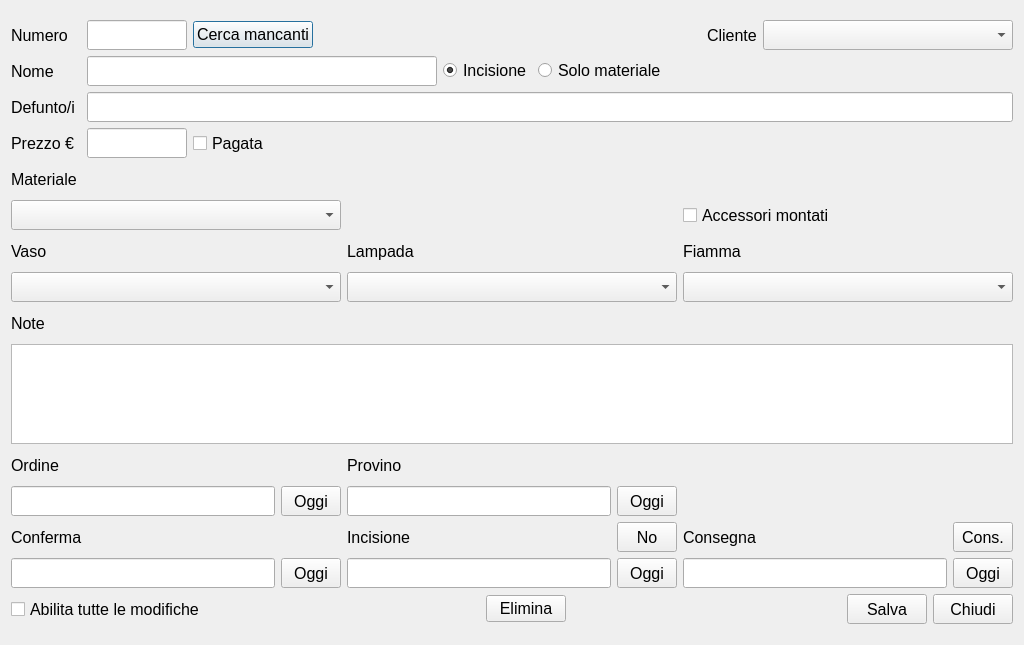
Old version of the form Tomb.ui in the repository LuigiCaradonna/funeraria.
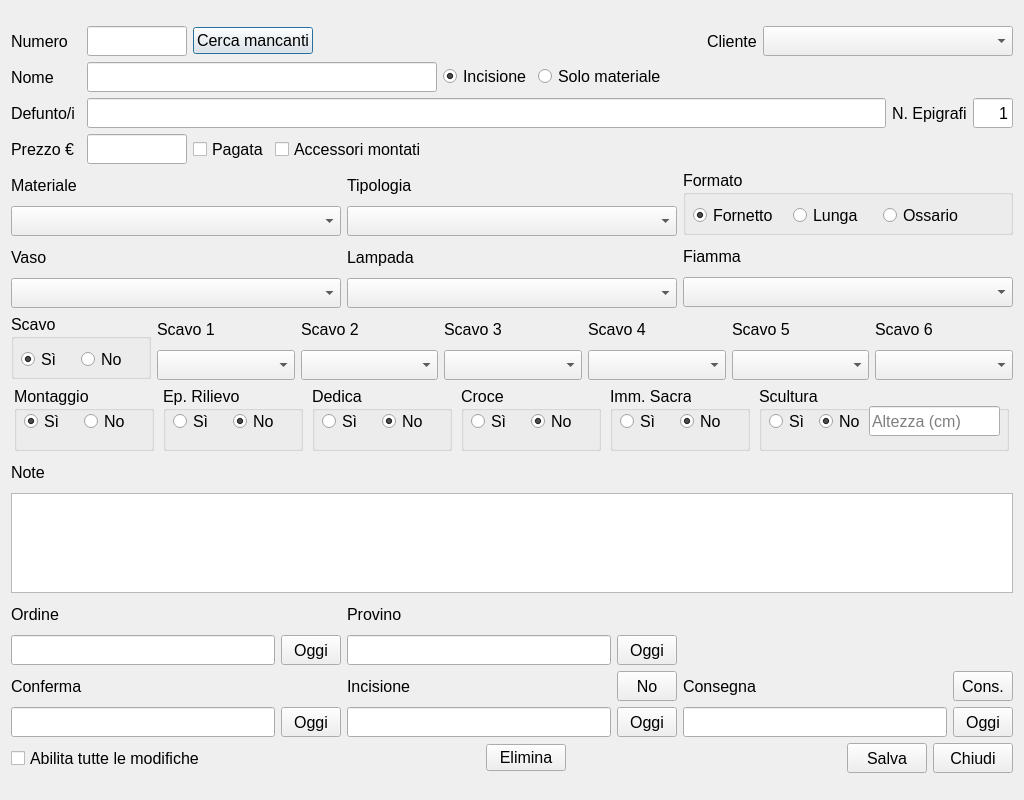
New version of the form.

Commit message: Added fields to the tomb UI

Diff of the .ui file:
```diff
--- a/Tomb.ui
+++ b/Tomb.ui
@@ -7,19 +7,19 @@
     <x>0</x>
     <y>0</y>
     <width>1024</width>
-    <height>645</height>
+    <height>800</height>
    </rect>
   </property>
   <property name="minimumSize">
    <size>
     <width>1024</width>
-    <height>645</height>
+    <height>800</height>
    </size>
   </property>
   <property name="maximumSize">
    <size>
     <width>1024</width>
-    <height>645</height>
+    <height>800</height>
    </size>
   </property>
   <property name="windowTitle">
@@ -289,6 +289,45 @@
          </property>
         </widget>
        </item>
+       <item>
+        <widget class="QLabel" name="lblDeceasedAmount">
+         <property name="font">
+          <font>
+           <pointsize>12</pointsize>
+          </font>
+         </property>
+         <property name="text">
+          <string>N. Epigrafi</string>
+         </property>
+        </widget>
+       </item>
+       <item>
+        <widget class="QLineEdit" name="leDeceasedAmount">
+         <property name="minimumSize">
+          <size>
+           <width>0</width>
+           <height>30</height>
+          </size>
+         </property>
+         <property name="maximumSize">
+          <size>
+           <width>40</width>
+           <height>30</height>
+          </size>
+         </property>
+         <property name="font">
+          <font>
+           <pointsize>12</pointsize>
+          </font>
+         </property>
+         <property name="text">
+          <string>1</string>
+         </property>
+         <property name="alignment">
+          <set>Qt::AlignmentFlag::AlignRight|Qt::AlignmentFlag::AlignTrailing|Qt::AlignmentFlag::AlignVCenter</set>
+         </property>
+        </widget>
+       </item>
       </layout>
      </item>
      <item>
@@ -362,6 +401,30 @@
          </property>
         </widget>
        </item>
+       <item>
+        <widget class="QCheckBox" name="chbAccessoriesMounted">
+         <property name="minimumSize">
+          <size>
+           <width>0</width>
+           <height>30</height>
+          </size>
+         </property>
+         <property name="maximumSize">
+          <size>
+           <width>16777215</width>
+           <height>30</height>
+          </size>
+         </property>
+         <property name="font">
+          <font>
+           <pointsize>12</pointsize>
+          </font>
+         </property>
+         <property name="text">
+          <string>Accessori montati</string>
+         </property>
+        </widget>
+       </item>
        <item>
         <spacer name="horizontalSpacer_3">
          <property name="orientation">
@@ -385,13 +448,13 @@
           <widget class="QLabel" name="lblMaterial">
            <property name="minimumSize">
             <size>
-             <width>80</width>
+             <width>70</width>
              <height>30</height>
             </size>
            </property>
            <property name="maximumSize">
             <size>
-             <width>16777215</width>
+             <width>70</width>
              <height>30</height>
             </size>
            </property>
@@ -430,13 +493,13 @@
           <widget class="QLabel" name="lblvase">
            <property name="minimumSize">
             <size>
-             <width>80</width>
+             <width>70</width>
              <height>30</height>
             </size>
            </property>
            <property name="maximumSize">
             <size>
-             <width>16777215</width>
+             <width>70</width>
              <height>30</height>
             </size>
            </property>
@@ -479,37 +542,38 @@
           <widget class="QLabel" name="lblSp1">
            <property name="minimumSize">
             <size>
-             <width>0</width>
+             <width>70</width>
              <height>30</height>
             </size>
            </property>
            <property name="maximumSize">
             <size>
-             <width>16777215</width>
+             <width>70</width>
              <height>30</height>
             </size>
            </property>
+           <property name="font">
+            <font>
+             <pointsize>12</pointsize>
+            </font>
+           </property>
            <property name="text">
-            <string/>
+            <string>Tipologia</string>
            </property>
           </widget>
          </item>
          <item>
-          <widget class="QLabel" name="lblSp2">
+          <widget class="QComboBox" name="cbType">
            <property name="minimumSize">
             <size>
              <width>0</width>
              <height>30</height>
             </size>
            </property>
-           <property name="maximumSize">
-            <size>
-             <width>16777215</width>
-             <height>30</height>
-            </size>
-           </property>
-           <property name="text">
-            <string/>
+           <property name="font">
+            <font>
+             <pointsize>12</pointsize>
+            </font>
            </property>
           </widget>
          </item>
@@ -517,13 +581,13 @@
           <widget class="QLabel" name="lblLamp">
            <property name="minimumSize">
             <size>
-             <width>80</width>
+             <width>70</width>
              <height>30</height>
             </size>
            </property>
            <property name="maximumSize">
             <size>
-             <width>16777215</width>
+             <width>70</width>
              <height>30</height>
             </size>
            </property>
@@ -563,36 +627,17 @@
        <item>
         <layout class="QVBoxLayout" name="verticalLayout_5">
          <item>
-          <widget class="QLabel" name="lblSp3">
+          <widget class="QGroupBox" name="contFormat">
            <property name="minimumSize">
             <size>
              <width>0</width>
-             <height>30</height>
+             <height>65</height>
             </size>
            </property>
            <property name="maximumSize">
             <size>
              <width>16777215</width>
-             <height>30</height>
-            </size>
-           </property>
-           <property name="text">
-            <string/>
-           </property>
-          </widget>
-         </item>
-         <item>
-          <widget class="QCheckBox" name="chbAccessoriesMounted">
-           <property name="minimumSize">
-            <size>
-             <width>0</width>
-             <height>30</height>
-            </size>
-           </property>
-           <property name="maximumSize">
-            <size>
-             <width>16777215</width>
-             <height>30</height>
+             <height>65</height>
             </size>
            </property>
            <property name="font">
@@ -600,22 +645,100 @@
              <pointsize>12</pointsize>
             </font>
            </property>
-           <property name="text">
-            <string>Accessori montati</string>
+           <property name="title">
+            <string>Formato</string>
            </property>
+           <widget class="QRadioButton" name="rbNormal">
+            <property name="geometry">
+             <rect>
+              <x>10</x>
+              <y>30</y>
+              <width>89</width>
+              <height>30</height>
+             </rect>
+            </property>
+            <property name="minimumSize">
+             <size>
+              <width>0</width>
+              <height>30</height>
+             </size>
+            </property>
+            <property name="maximumSize">
+             <size>
+              <width>16777215</width>
+              <height>30</height>
+             </size>
+            </property>
+            <property name="text">
+             <string>Fornetto</string>
+            </property>
+            <property name="checked">
+             <bool>true</bool>
+            </property>
+           </widget>
+           <widget class="QRadioButton" name="rbLong">
+            <property name="geometry">
+             <rect>
+              <x>110</x>
+              <y>30</y>
+              <width>71</width>
+              <height>30</height>
+             </rect>
+            </property>
+            <property name="minimumSize">
+             <size>
+              <width>0</width>
+              <height>30</height>
+             </size>
+            </property>
+            <property name="maximumSize">
+             <size>
+              <width>16777215</width>
+              <height>30</height>
+             </size>
+            </property>
+            <property name="text">
+             <string>Lunga</string>
+            </property>
+           </widget>
+           <widget class="QRadioButton" name="rbOssuary">
+            <property name="geometry">
+             <rect>
+              <x>200</x>
+              <y>30</y>
+              <width>89</width>
+              <height>30</height>
+             </rect>
+            </property>
+            <property name="minimumSize">
+             <size>
+              <width>0</width>
+              <height>30</height>
+             </size>
+            </property>
+            <property name="maximumSize">
+             <size>
+              <width>16777215</width>
+              <height>30</height>
+             </size>
+            </property>
+            <property name="text">
+             <string>Ossario</string>
+            </property>
+           </widget>
           </widget>
          </item>
          <item>
           <widget class="QLabel" name="lblFlame">
            <property name="minimumSize">
             <size>
-             <width>80</width>
+             <width>70</width>
              <height>30</height>
             </size>
            </property>
            <property name="maximumSize">
             <size>
-             <width>16777215</width>
+             <width>70</width>
              <height>30</height>
             </size>
            </property>
@@ -648,6 +771,811 @@
        </item>
       </layout>
      </item>
+     <item>
+      <layout class="QHBoxLayout" name="contPit">
+       <item>
+        <layout class="QHBoxLayout" name="contPitYesNo">
+         <item>
+          <widget class="QGroupBox" name="gbPitYesNo">
+           <property name="minimumSize">
+            <size>
+             <width>140</width>
+             <height>65</height>
+            </size>
+           </property>
+           <property name="maximumSize">
+            <size>
+             <width>140</width>
+             <height>65</height>
+            </size>
+           </property>
+           <property name="font">
+            <font>
+             <pointsize>12</pointsize>
+            </font>
+           </property>
+           <property name="title">
+            <string>Scavo</string>
+           </property>
+           <widget class="QRadioButton" name="rbPitYes">
+            <property name="geometry">
+             <rect>
+              <x>10</x>
+              <y>30</y>
+              <width>41</width>
+              <height>30</height>
+             </rect>
+            </property>
+            <property name="minimumSize">
+             <size>
+              <width>0</width>
+              <height>30</height>
+             </size>
+            </property>
+            <property name="maximumSize">
+             <size>
+              <width>16777215</width>
+              <height>30</height>
+             </size>
+            </property>
+            <property name="text">
+             <string>Sì</string>
+            </property>
+            <property name="checked">
+             <bool>true</bool>
+            </property>
+           </widget>
+           <widget class="QRadioButton" name="rbPitNo">
+            <property name="geometry">
+             <rect>
+              <x>70</x>
+              <y>30</y>
+              <width>61</width>
+              <height>30</height>
+             </rect>
+            </property>
+            <property name="minimumSize">
+             <size>
+              <width>0</width>
+              <height>30</height>
+             </size>
+            </property>
+            <property name="maximumSize">
+             <size>
+              <width>16777215</width>
+              <height>30</height>
+             </size>
+            </property>
+            <property name="text">
+             <string>No</string>
+            </property>
+           </widget>
+          </widget>
+         </item>
+        </layout>
+       </item>
+       <item>
+        <layout class="QVBoxLayout" name="contPitOne">
+         <item>
+          <widget class="QLabel" name="lblPitOne">
+           <property name="minimumSize">
+            <size>
+             <width>0</width>
+             <height>30</height>
+            </size>
+           </property>
+           <property name="maximumSize">
+            <size>
+             <width>16777215</width>
+             <height>30</height>
+            </size>
+           </property>
+           <property name="font">
+            <font>
+             <pointsize>12</pointsize>
+            </font>
+           </property>
+           <property name="text">
+            <string>Scavo 1</string>
+           </property>
+          </widget>
+         </item>
+         <item>
+          <widget class="QComboBox" name="cbPitOne">
+           <property name="minimumSize">
+            <size>
+             <width>0</width>
+             <height>30</height>
+            </size>
+           </property>
+           <property name="maximumSize">
+            <size>
+             <width>16777215</width>
+             <height>30</height>
+            </size>
+           </property>
+           <property name="font">
+            <font>
+             <pointsize>12</pointsize>
+            </font>
+           </property>
+          </widget>
+         </item>
+        </layout>
+       </item>
+       <item>
+        <layout class="QVBoxLayout" name="contPitTwo">
+         <item>
+          <widget class="QLabel" name="lblPitTwo">
+           <property name="minimumSize">
+            <size>
+             <width>0</width>
+             <height>30</height>
+            </size>
+           </property>
+           <property name="maximumSize">
+            <size>
+             <width>16777215</width>
+             <height>30</height>
+            </size>
+           </property>
+           <property name="font">
+            <font>
+             <pointsize>12</pointsize>
+            </font>
+           </property>
+           <property name="text">
+            <string>Scavo 2</string>
+           </property>
+          </widget>
+         </item>
+         <item>
+          <widget class="QComboBox" name="cbPitTwo">
+           <property name="minimumSize">
+            <size>
+             <width>0</width>
+             <height>30</height>
+            </size>
+           </property>
+           <property name="maximumSize">
+            <size>
+             <width>16777215</width>
+             <height>30</height>
+            </size>
+           </property>
+           <property name="font">
+            <font>
+             <pointsize>12</pointsize>
+            </font>
+           </property>
+          </widget>
+         </item>
+        </layout>
+       </item>
+       <item>
+        <layout class="QVBoxLayout" name="contPitThree">
+         <item>
+          <widget class="QLabel" name="lblPitThree">
+           <property name="minimumSize">
+            <size>
+             <width>0</width>
+             <height>30</height>
+            </size>
+           </property>
+           <property name="maximumSize">
+            <size>
+             <width>16777215</width>
+             <height>30</height>
+            </size>
+           </property>
+           <property name="font">
+            <font>
+             <pointsize>12</pointsize>
+            </font>
+           </property>
+           <property name="text">
+            <string>Scavo 3</string>
+           </property>
+          </widget>
+         </item>
+         <item>
+          <widget class="QComboBox" name="cbPitThree">
+           <property name="minimumSize">
+            <size>
+             <width>0</width>
+             <height>30</height>
+            </size>
+           </property>
+           <property name="maximumSize">
+            <size>
+             <width>16777215</width>
+             <height>30</height>
+            </size>
+           </property>
+           <property name="font">
+            <font>
+             <pointsize>12</pointsize>
+            </font>
+           </property>
+          </widget>
+         </item>
+        </layout>
+       </item>
+       <item>
+        <layout class="QVBoxLayout" name="contPitFour">
+         <item>
+          <widget class="QLabel" name="lblPitFour">
+           <property name="minimumSize">
+            <size>
+             <width>0</width>
+             <height>30</height>
+            </size>
+           </property>
+           <property name="maximumSize">
+            <size>
+             <width>16777215</width>
+             <height>30</height>
+            </size>
+           </property>
+           <property name="font">
+            <font>
+             <pointsize>12</pointsize>
+            </font>
+           </property>
+           <property name="text">
+            <string>Scavo 4</string>
+           </property>
+          </widget>
+         </item>
+         <item>
+          <widget class="QComboBox" name="cbPitFour">
+           <property name="minimumSize">
+            <size>
+             <width>0</width>
+             <height>30</height>
+            </size>
+           </property>
+           <property name="maximumSize">
+            <size>
+             <width>16777215</width>
+             <height>30</height>
+            </size>
+           </property>
+           <property name="font">
+            <font>
+             <pointsize>12</pointsize>
+            </font>
+           </property>
+          </widget>
+         </item>
+        </layout>
+       </item>
+       <item>
+        <layout class="QVBoxLayout" name="contPitFive">
+         <item>
+          <widget class="QLabel" name="lblPitFive">
+           <property name="minimumSize">
+            <size>
+             <width>0</width>
+             <height>30</height>
+            </size>
+           </property>
+           <property name="maximumSize">
+            <size>
+             <width>16777215</width>
+             <height>30</height>
+            </size>
+           </property>
+           <property name="font">
+            <font>
+             <pointsize>12</pointsize>
+            </font>
+           </property>
+           <property name="text">
+            <string>Scavo 5</string>
+           </property>
+          </widget>
+         </item>
+         <item>
+          <widget class="QComboBox" name="cbPitFive">
+           <property name="minimumSize">
+            <size>
+             <width>0</width>
+             <height>30</height>
+            </size>
+           </property>
+           <property name="maximumSize">
+            <size>
+             <width>16777215</width>
+             <height>30</height>
+            </size>
+           </property>
+           <property name="font">
+            <font>
+             <pointsize>12</pointsize>
+            </font>
+           </property>
+          </widget>
+         </item>
+        </layout>
+       </item>
+       <item>
+        <layout class="QVBoxLayout" name="contPitSix">
+         <item>
+          <widget class="QLabel" name="lblPitSix">
+           <property name="minimumSize">
+            <size>
+             <width>0</width>
+             <height>30</height>
+            </size>
+           </property>
+           <property name="maximumSize">
+            <size>
+             <width>16777215</width>
+             <height>30</height>
+            </size>
+           </property>
+           <property name="font">
+            <font>
+             <pointsize>12</pointsize>
+            </font>
+           </property>
+           <property name="text">
+            <string>Scavo 6</string>
+           </property>
+          </widget>
+         </item>
+         <item>
+          <widget class="QComboBox" name="cbPitSix">
+           <property name="minimumSize">
+            <size>
+             <width>0</width>
+             <height>30</height>
+            </size>
+           </property>
+           <property name="maximumSize">
+            <size>
+             <width>16777215</width>
+             <height>30</height>
+            </size>
+           </property>
+           <property name="font">
+            <font>
+             <pointsize>12</pointsize>
+            </font>
+           </property>
+          </widget>
+         </item>
+        </layout>
+       </item>
+      </layout>
+     </item>
+     <item>
+      <layout class="QHBoxLayout" name="YesNoFirstRow">
+       <item>
+        <widget class="QGroupBox" name="contMountYesNo">
+         <property name="minimumSize">
+          <size>
+           <width>140</width>
+           <height>0</height>
+          </size>
+         </property>
+         <property name="maximumSize">
+          <size>
+           <width>140</width>
+           <height>65</height>
+          </size>
+         </property>
+         <property name="font">
+          <font>
+           <pointsize>12</pointsize>
+          </font>
+         </property>
+         <property name="title">
+          <string>Montaggio</string>
+         </property>
+         <widget class="QRadioButton" name="rbMountYes">
+          <property name="geometry">
+           <rect>
+            <x>10</x>
+            <y>20</y>
+            <width>41</width>
+            <height>30</height>
+           </rect>
+          </property>
+          <property name="minimumSize">
+           <size>
+            <width>0</width>
+            <height>30</height>
+           </size>
+          </property>
+          <property name="font">
+           <font>
+            <pointsize>12</pointsize>
+           </font>
+          </property>
+          <property name="text">
+           <string>Sì</string>
+          </property>
+          <property name="checked">
+           <bool>true</bool>
+          </property>
+         </widget>
+         <widget class="QRadioButton" name="rbMountNo">
+          <property name="geometry">
+           <rect>
+            <x>70</x>
+            <y>20</y>
+            <width>51</width>
+            <height>30</height>
+           </rect>
+          </property>
+          <property name="minimumSize">
+           <size>
+            <width>0</width>
+            <height>30</height>
+           </size>
+          </property>
+          <property name="font">
+           <font>
+            <pointsize>12</pointsize>
+           </font>
+          </property>
+          <property name="text">
+           <string>No</string>
+          </property>
+         </widget>
+        </widget>
+       </item>
+       <item>
+        <widget class="QGroupBox" name="contEpRelief">
+         <property name="minimumSize">
+          <size>
+           <width>140</width>
+           <height>60</height>
+          </size>
+         </property>
+         <property name="maximumSize">
+          <size>
+           <width>140</width>
+           <height>65</height>
+          </size>
+         </property>
+         <property name="font">
+          <font>
+           <pointsize>12</pointsize>
+          </font>
+         </property>
+         <property name="title">
+          <string>Ep. Rilievo</string>
+         </property>
+         <widget class="QRadioButton" name="rbEpReliefYes">
+          <property name="geometry">
+           <rect>
+            <x>10</x>
+            <y>20</y>
+            <width>51</width>
+            <height>30</height>
+           </rect>
+          </property>
+          <property name="minimumSize">
+           <size>
+            <width>0</width>
+            <height>30</height>
+           </size>
+          </property>
+          <property name="text">
+           <string>Sì</string>
+          </property>
+         </widget>
+         <widget class="QRadioButton" name="rbEpReliefNo">
+          <property name="geometry">
+           <rect>
+            <x>70</x>
+            <y>20</y>
+            <width>51</width>
+            <height>30</height>
+           </rect>
+          </property>
+          <property name="minimumSize">
+           <size>
+            <width>0</width>
+            <height>30</height>
+           </size>
+          </property>
+          <property name="text">
+           <string>No</string>
+          </property>
+          <property name="checked">
+           <bool>true</bool>
+          </property>
+         </widget>
+        </widget>
+       </item>
+       <item>
+        <widget class="QGroupBox" name="contInscription">
+         <property name="minimumSize">
+          <size>
+           <width>140</width>
+           <height>60</height>
+          </size>
+         </property>
+         <property name="maximumSize">
+          <size>
+           <width>140</width>
+           <height>65</height>
+          </size>
+         </property>
+         <property name="font">
+          <font>
+           <pointsize>12</pointsize>
+          </font>
+         </property>
+         <property name="title">
+          <string>Dedica</string>
+         </property>
+         <property name="flat">
+          <bool>false</bool>
+         </property>
+         <widget class="QRadioButton" name="rbInscriptionYes">
+          <property name="geometry">
+           <rect>
+            <x>10</x>
+            <y>20</y>
+            <width>51</width>
+            <height>30</height>
+           </rect>
+          </property>
+          <property name="minimumSize">
+           <size>
+            <width>0</width>
+            <height>30</height>
+           </size>
+          </property>
+          <property name="text">
+           <string>Sì</string>
+          </property>
+         </widget>
+         <widget class="QRadioButton" name="rbInscriptionNo">
+          <property name="geometry">
+           <rect>
+            <x>70</x>
+            <y>20</y>
+            <width>51</width>
+            <height>30</height>
+           </rect>
+          </property>
+          <property name="minimumSize">
+           <size>
+            <width>0</width>
+            <height>30</height>
+           </size>
+          </property>
+          <property name="text">
+           <string>No</string>
+          </property>
+          <property name="checked">
+           <bool>true</bool>
+          </property>
+         </widget>
+        </widget>
+       </item>
+       <item>
+        <widget class="QGroupBox" name="contCross">
+         <property name="minimumSize">
+          <size>
+           <width>140</width>
+           <height>60</height>
+          </size>
+         </property>
+         <property name="maximumSize">
+          <size>
+           <width>140</width>
+           <height>65</height>
+          </size>
+         </property>
+         <property name="font">
+          <font>
+           <pointsize>12</pointsize>
+          </font>
+         </property>
+         <property name="title">
+          <string>Croce</string>
+         </property>
+         <widget class="QRadioButton" name="rbCrossYes">
+          <property name="geometry">
+           <rect>
+            <x>10</x>
+            <y>20</y>
+            <width>51</width>
+            <height>30</height>
+           </rect>
+          </property>
+          <property name="minimumSize">
+           <size>
+            <width>0</width>
+            <height>30</height>
+           </size>
+          </property>
+          <property name="text">
+           <string>Sì</string>
+          </property>
+         </widget>
+         <widget class="QRadioButton" name="rbCrossNo">
+          <property name="geometry">
+           <rect>
+            <x>70</x>
+            <y>20</y>
+            <width>51</width>
+            <height>30</height>
+           </rect>
+          </property>
+          <property name="minimumSize">
+           <size>
+            <width>0</width>
+            <height>30</height>
+           </size>
+          </property>
+          <property name="text">
+           <string>No</string>
+          </property>
+          <property name="checked">
+           <bool>true</bool>
+          </property>
+         </widget>
+        </widget>
+       </item>
+       <item>
+        <widget class="QGroupBox" name="contSacredImage">
+         <property name="minimumSize">
+          <size>
+           <width>140</width>
+           <height>60</height>
+          </size>
+         </property>
+         <property name="maximumSize">
+          <size>
+           <width>140</width>
+           <height>65</height>
+          </size>
+         </property>
+         <property name="font">
+          <font>
+           <pointsize>12</pointsize>
+          </font>
+         </property>
+         <property name="title">
+          <string>Imm. Sacra</string>
+         </property>
+         <widget class="QRadioButton" name="rbSacredYes">
+          <property name="geometry">
+           <rect>
+            <x>10</x>
+            <y>20</y>
+            <width>51</width>
+            <height>30</height>
+           </rect>
+          </property>
+          <property name="minimumSize">
+           <size>
+            <width>0</width>
+            <height>30</height>
+           </size>
+          </property>
+          <property name="text">
+           <string>Sì</string>
+          </property>
+         </widget>
+         <widget class="QRadioButton" name="rbSacredNo">
+          <property name="geometry">
+           <rect>
+            <x>70</x>
+            <y>20</y>
+            <width>51</width>
+            <height>30</height>
+           </rect>
+          </property>
+          <property name="minimumSize">
+           <size>
+            <width>0</width>
+            <height>30</height>
+           </size>
+          </property>
+          <property name="text">
+           <string>No</string>
+          </property>
+          <property name="checked">
+           <bool>true</bool>
+          </property>
+         </widget>
+        </widget>
+       </item>
+       <item>
+        <widget class="QGroupBox" name="contSculpture">
+         <property name="minimumSize">
+          <size>
+           <width>250</width>
+           <height>60</height>
+          </size>
+         </property>
+         <property name="maximumSize">
+          <size>
+           <width>250</width>
+           <height>65</height>
+          </size>
+         </property>
+         <property name="font">
+          <font>
+           <pointsize>12</pointsize>
+          </font>
+         </property>
+         <property name="title">
+          <string>Scultura</string>
+         </property>
+         <widget class="QRadioButton" name="rbSculptureYes">
+          <property name="geometry">
+           <rect>
+            <x>10</x>
+            <y>20</y>
+            <width>51</width>
+            <height>30</height>
+           </rect>
+          </property>
+          <property name="minimumSize">
+           <size>
+            <width>0</width>
+            <height>30</height>
+           </size>
+          </property>
+          <property name="text">
+           <string>Sì</string>
+          </property>
+         </widget>
+         <widget class="QRadioButton" name="rbSculptureNo">
+          <property name="geometry">
+           <rect>
+            <x>60</x>
+            <y>20</y>
+            <width>51</width>
+            <height>30</height>
+           </rect>
+          </property>
+          <property name="minimumSize">
+           <size>
+            <width>0</width>
+            <height>30</height>
+           </size>
+          </property>
+          <property name="text">
+           <string>No</string>
+          </property>
+          <property name="checked">
+           <bool>true</bool>
+          </property>
+         </widget>
+         <widget class="QLineEdit" name="leScHeight">
+          <property name="geometry">
+           <rect>
+            <x>110</x>
+            <y>20</y>
+            <width>131</width>
+            <height>30</height>
+           </rect>
+          </property>
+          <property name="minimumSize">
+           <size>
+            <width>0</width>
+            <height>30</height>
+           </size>
+          </property>
+          <property name="placeholderText">
+           <string>Altezza (cm)</string>
+          </property>
+         </widget>
+        </widget>
+       </item>
+      </layout>
+     </item>
      <item>
       <layout class="QVBoxLayout" name="Note">
        <item>
```
Left out of the diff: 7 changed lines with no effect on the pictures.
